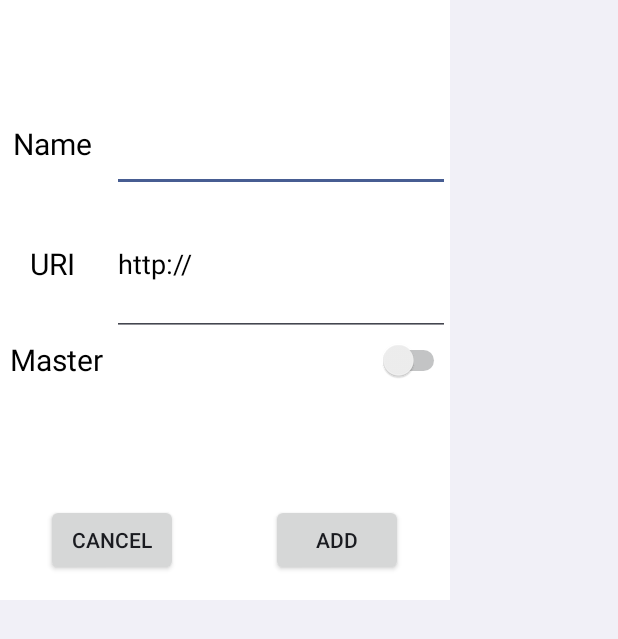
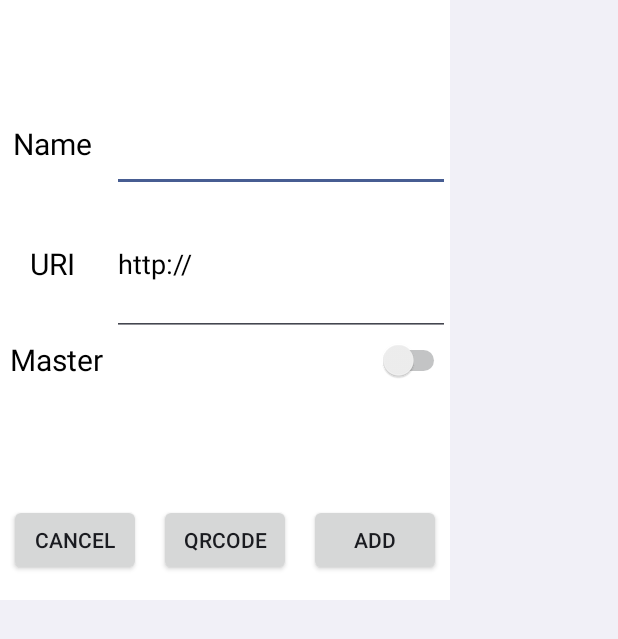
Before and after one commit to DoryeongPark/MobileController, an Android app: the layout addrobot.xml on its own in the app's theme, with its tools: preview values and no code run, on a phone screen of 412 x 824 dp. Shown: the top 639 px of the screen. Run offline under Robolectric (Android 15) with nearby library versions, the phone set to English and light mode, and no system bars.

Commit message:
8/18 add qrcode

```diff
--- a/app/build.gradle
+++ b/app/build.gradle
@@ -34,4 +34,7 @@ dependencies {
     compile 'org.ros.rosjava_messages:std_msgs:0.5.+'
     compile 'org.ros.rosjava_messages:rosgraph_msgs:1.11.+'
     compile 'org.ros.rosjava_messages:sensor_msgs:1.11.+'
+
+    compile 'com.journeyapps:zxing-android-embedded:3.0.0@aar'
+    compile 'com.google.zxing:core:3.2.0'
 }
--- a/app/src/main/AndroidManifest.xml
+++ b/app/src/main/AndroidManifest.xml
@@ -8,6 +8,10 @@
     <uses-permission android:name="android.permission.CHANGE_WIFI_STATE"/>
     <uses-permission android:name="android.permission.ACCESS_NETWORK_STATE" />
     <uses-permission android:name="android.permission.WAKE_LOCK"/>
+    <uses-permission android:name="android.permission.CAMERA" />
+    <uses-permission android:name="android.permission.FLASHLIGHT" />
+
+    <uses-feature android:name="android.hardware.Camera" />
     <application
         android:allowBackup="true"
         android:icon="@drawable/logo"
--- a/app/src/main/java/com/wonikrobotics/pathfinder/mc/mobilecontroller/RobotController.java
+++ b/app/src/main/java/com/wonikrobotics/pathfinder/mc/mobilecontroller/RobotController.java
@@ -747,6 +747,7 @@ public class RobotController extends CustomRosActivity {
                                 @Override
                                 public void onProgressChanged(int progress, boolean fromUser) {
                                     velocity = progress == 0 ? 0 : -1 * progress / 100f;
+                                    velocity = velocity * velSensitive;
                                     velocityDisplayer.setVel(Math.abs(progress));
                                 }
                             });
@@ -756,6 +757,7 @@ public class RobotController extends CustomRosActivity {
                                 @Override
                                 public void onAngleChanged(int angle, boolean fromUser) {
                                     angular = angle == 0 ? 0 : angle / -180f;
+                                    angular = angular * angSensitive;
                                 }
                             });
                         } else {
@@ -764,8 +766,8 @@ public class RobotController extends CustomRosActivity {
                             final VelocityCalculator cal = new VelocityCalculator() {
                                 @Override
                                 public void valueChangeListener(float velocity, float angular) {
-                                    RobotController.this.velocity = -1 * velocity;
-                                    RobotController.this.angular = angular;
+                                    RobotController.this.velocity = -1 * velocity * velSensitive;
+                                    RobotController.this.angular = angular * angSensitive;
                                     velocityDisplayer.setVel(Math.abs(Math.round(velocity * 100)));
                                 }
                             };
--- a/app/src/main/java/com/wonikrobotics/pathfinder/mc/views/LaserSensorView.java
+++ b/app/src/main/java/com/wonikrobotics/pathfinder/mc/views/LaserSensorView.java
@@ -426,8 +426,8 @@ public abstract class LaserSensorView extends View {
 
     }
 
-    public static abstract class OnAutoResizeChangeListener {
-        public abstract void onChange(boolean onOff);
+    public interface OnAutoResizeChangeListener {
+        void onChange(boolean onOff);
     }
 
 }
--- a/app/src/main/res/layout/addrobot.xml
+++ b/app/src/main/res/layout/addrobot.xml
@@ -108,6 +108,20 @@
             android:gravity="center"
             android:orientation="vertical">
             <Button
+                android:id="@+id/btn_QRCode"
+                android:layout_width="wrap_content"
+                android:layout_height="wrap_content"
+                android:text="QRCode" />
+        </LinearLayout>
+
+        <LinearLayout
+            android:layout_width="0px"
+            android:layout_height="match_parent"
+            android:layout_weight="1"
+            android:gravity="center"
+            android:orientation="vertical">
+
+            <Button
                 android:id="@+id/btn_register_register"
                 android:layout_width="wrap_content"
                 android:layout_height="wrap_content"
```
Also changed, not shown: app/src/main/java/com/wonikrobotics/pathfinder/mc/mobilecontroller/AddRobotDialog.java (+20 -1 lines).
